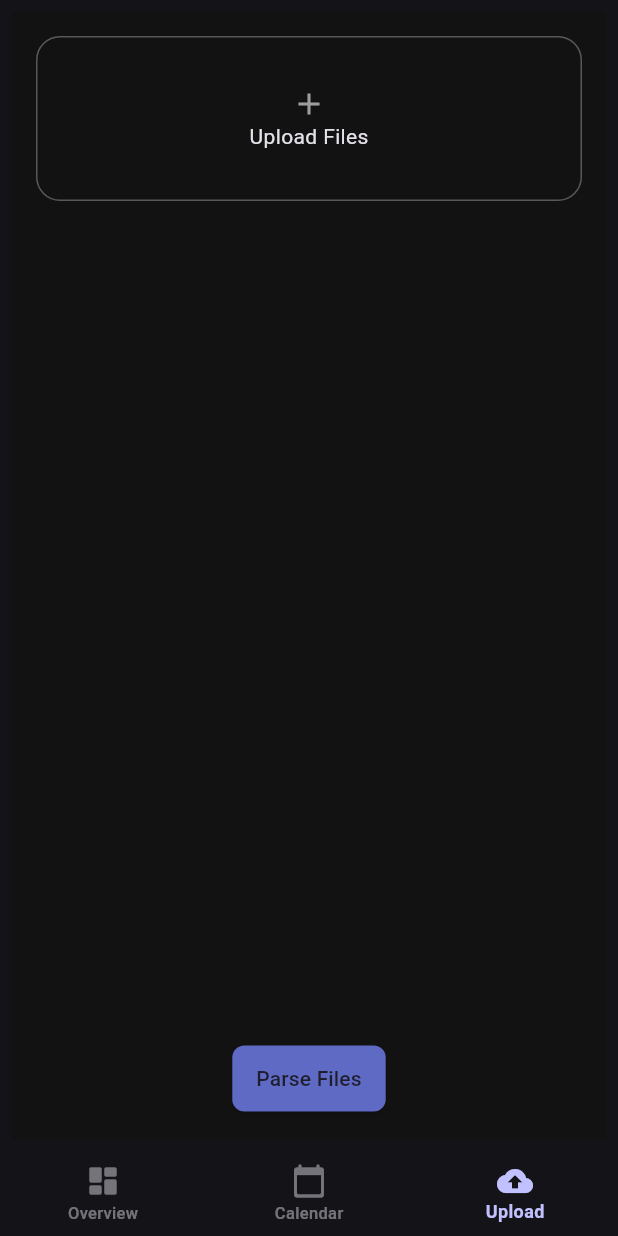
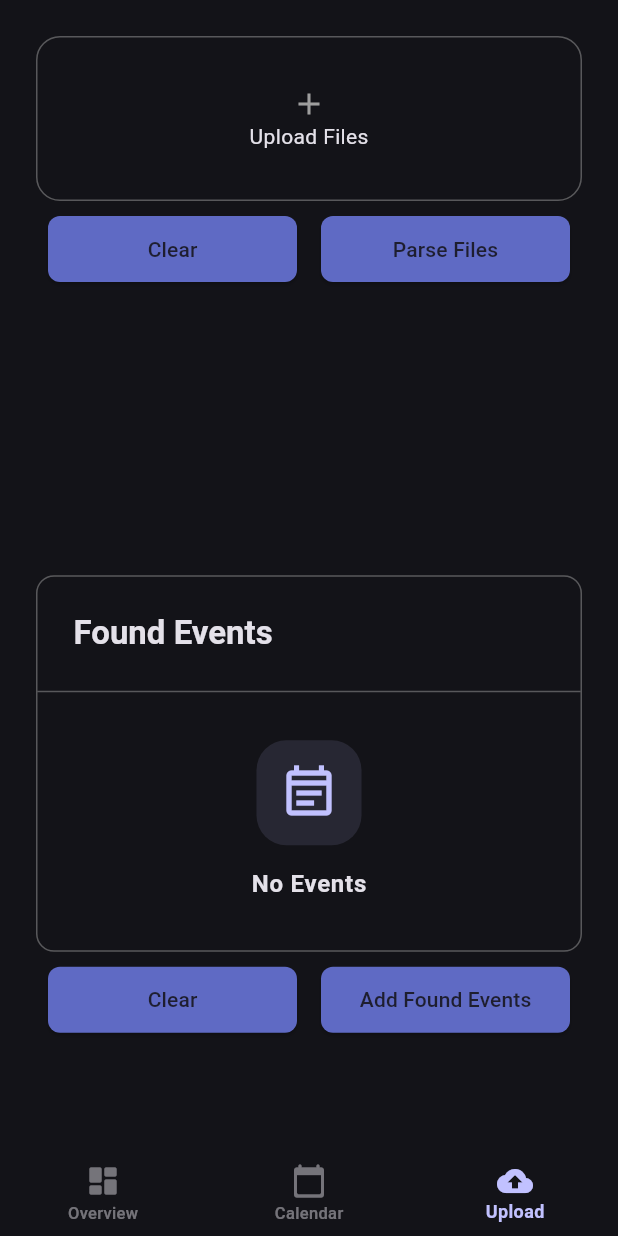
Before and after one commit to Maziliu/Dailies, a Flutter app: the screen it shows after launch, item 3 of the bottom bar chosen, after a tap on "Parse Files", on a phone screen of 412 x 824 dp. Run offline on Flutter 3.47's test engine with Material 3 defaults, Android fonts, the phone set to English and light mode, and no system bars; our stand-ins replace drift, drift_flutter, file_picker, flutter_form_builder, get_it, table_calendar; accounts and stored records are empty; generated files the repository leaves out were written again.

Commit message:
imporved the upload screen and mapped functionality

```diff
--- a/dailies/lib/ui/presentation_layer_setup.dart
+++ b/dailies/lib/ui/presentation_layer_setup.dart
@@ -7,6 +7,7 @@ import 'package:dailies/ui/views/overview/overview_page_view_model.dart';
 import 'package:dailies/ui/views/overview/gacha%20section/gacha_view_model.dart';
 import 'package:dailies/ui/views/shared/events_view_model.dart';
 import 'package:dailies/ui/views/upload/file%20upload%20section/file_upload_view_model.dart';
+import 'package:dailies/ui/views/upload/parsed%20events%20section/parsed_events_view_model.dart';
 import 'package:dailies/ui/views/upload/upload_view_model.dart';
 import 'package:get_it/get_it.dart';
 
@@ -16,6 +17,7 @@ Future<void> setUpPresentationLayer(GetIt injector) async {
   injector.registerLazySingleton<CalendarViewModel>(() => CalendarViewModel());
   injector.registerLazySingleton<GachaViewModel>(() => GachaViewModel(staminaRepositoryService: injector<StaminaRepositoryService>()));
   injector.registerLazySingleton<FileUploadViewModel>(() => FileUploadViewModel());
+  injector.registerLazySingleton<ParsedEventsViewModel>(() => ParsedEventsViewModel(eventRepositoryService: injector<EventRepositoryService>()));
 
   //Page View Models
   injector.registerLazySingleton<DashboardViewModel>(() => DashboardViewModel());
@@ -25,5 +27,7 @@ Future<void> setUpPresentationLayer(GetIt injector) async {
   injector.registerLazySingleton<CalendarPageViewModel>(
     () => CalendarPageViewModel(calendarViewModel: injector<CalendarViewModel>(), eventsViewModel: injector<EventsViewModel>()),
   );
-  injector.registerLazySingleton<UploadViewModel>(() => UploadViewModel(fileUploadViewModel: injector<FileUploadViewModel>()));
+  injector.registerLazySingleton<UploadViewModel>(
+    () => UploadViewModel(fileUploadViewModel: injector<FileUploadViewModel>(), parsedEventsViewModel: injector<ParsedEventsViewModel>()),
+  );
 }
--- a/dailies/lib/ui/views/upload/file upload section/file_upload_section.dart
+++ b/dailies/lib/ui/views/upload/file upload section/file_upload_section.dart
@@ -11,8 +11,6 @@ class FileUploadSection extends StatelessWidget {
   @override
   Widget build(BuildContext context) {
     return Expanded(
-      child: Padding(
-        padding: UIFormating.mediumPadding(),
       child: Column(
         mainAxisSize: MainAxisSize.min,
         children: [
@@ -30,22 +28,19 @@ class FileUploadSection extends StatelessWidget {
               ),
             ),
             onTap: () async {
-                final results = await FilePicker.platform.pickFiles(
-                  allowMultiple: true,
-                  type: FileType.custom,
-                  allowedExtensions: ['ics', 'pdf', 'txt', 'csv'],
-                );
+              final results = await FilePicker.platform.pickFiles(allowMultiple: true, type: FileType.custom, allowedExtensions: ['ics', 'pdf', 'txt', 'csv']);
 
               if (results != null) {
                 _fileUploadViewModel.uploadedFiles.value = results.files;
               }
             },
           ),
-            ValueListenableBuilder(
+          SingleChildScrollView(
+            child: ValueListenableBuilder(
               valueListenable: _fileUploadViewModel.uploadedFiles,
               builder: (context, files, _) {
-                return Expanded(
-                  child: ListView.builder(
+                return ListView.builder(
+                  shrinkWrap: true,
                   itemCount: files.length,
                   itemBuilder: (context, index) {
                     return Card(
@@ -74,14 +69,33 @@ class FileUploadSection extends StatelessWidget {
                       ),
                     );
                   },
-                  ),
                 );
               },
             ),
+          ),
 
-            ElevatedButton(onPressed: () {}, child: const Text('Parse Files')),
+          Row(
+            children: [
+              Expanded(
+                child: Padding(
+                  padding: const EdgeInsets.all(8.0),
+                  child: ElevatedButton(
+                    onPressed: () {
+                      _fileUploadViewModel.uploadedFiles.value = [];
+                    },
+                    child: const Text('Clear'),
+                  ),
+                ),
+              ),
+              Expanded(
+                child: Padding(
+                  padding: const EdgeInsets.all(8.0),
+                  child: ElevatedButton(onPressed: () => _fileUploadViewModel.parseAllUploadedFiles, child: const Text('Parse Files')),
+                ),
+              ),
             ],
           ),
+        ],
       ),
     );
   }
--- a/dailies/lib/ui/views/upload/file upload section/file_upload_view_model.dart
+++ b/dailies/lib/ui/views/upload/file upload section/file_upload_view_model.dart
@@ -7,12 +7,5 @@ import 'package:flutter/material.dart';
 class FileUploadViewModel extends ChangeNotifier with ServiceViewModelMixin {
   ValueNotifier<List<PlatformFile>> uploadedFiles = ValueNotifier<List<PlatformFile>>([]);
 
-  void testSet(List<PlatformFile> files) async {
-    for (var file in files) {
-      if (file.path != null) {
-        final contents = await File(file.path!).readAsString();
-        print(contents);
-      }
-    }
-  }
+  Future<void> parseAllUploadedFiles() async {}
 }
--- /dev/null
+++ b/dailies/lib/ui/views/upload/parsed events section/parsed_events_section.dart
@@ -0,0 +1,64 @@
+import 'package:dailies/common/utils/typedefs.dart';
+import 'package:dailies/ui/components/schedule/schedule_item_widget.dart';
+import 'package:dailies/ui/components/schedule/schedule_list_view_widget.dart';
+import 'package:dailies/ui/components/section.dart';
+import 'package:dailies/ui/components/ui_formating.dart';
+import 'package:dailies/ui/views/upload/parsed%20events%20section/parsed_events_view_model.dart';
+import 'package:flutter/material.dart';
+
+class ParsedEventsSection extends StatelessWidget {
+  final ParsedEventsViewModel _parsedEventsViewModel;
+
+  const ParsedEventsSection({super.key, required ParsedEventsViewModel parsedEventsViewModel}) : _parsedEventsViewModel = parsedEventsViewModel;
+
+  @override
+  Widget build(BuildContext context) {
+    return Expanded(
+      child: Column(
+        children: [
+          Section(
+            children: [
+              const SectionHeader(title: 'Found Events'),
+              SectionContent(
+                child: Column(
+                  children: [
+                    ValueListenableBuilder(
+                      valueListenable: _parsedEventsViewModel.foundEvents,
+                      builder: (context, events, _) {
+                        final List<EventTimeSlotPair> flattenedEvents =
+                            _parsedEventsViewModel.foundEvents.value.map((event) => EventTimeSlotPair(first: event, second: event.timeSlots.first)).toList();
+
+                        return ScheduleListViewWidget(pairs: flattenedEvents, builder: (pair) => ScheduleItemWidget(eventTimeSlotPair: pair));
+                      },
+                    ),
+                  ],
+                ),
+              ),
+            ],
+          ),
+          Row(
+            children: [
+              Expanded(
+                child: Padding(
+                  padding: UIFormating.smallPadding(),
+                  child: ElevatedButton(
+                    onPressed: () {
+                      _parsedEventsViewModel.foundEvents.value = [];
+                    },
+                    child: const Text('Clear'),
+                  ),
+                ),
+              ),
+              Expanded(
+                child: Padding(
+                  padding: const EdgeInsets.all(8.0),
+                  child: ElevatedButton(onPressed: () => _parsedEventsViewModel.saveAllEvents, child: const Text('Add Found Events')),
+                ),
+              ),
+            ],
+          ),
+        ],
+      ),
+    );
+  }
+}
--- /dev/null
+++ b/dailies/lib/ui/views/upload/parsed events section/parsed_events_view_model.dart
@@ -0,0 +1,17 @@
+import 'package:dailies/data/models/event.dart';
+import 'package:dailies/service/repository/event_repository_service.dart';
+import 'package:dailies/ui/mixins/service_view_model_mixin.dart';
+import 'package:flutter/material.dart';
+
+class ParsedEventsViewModel extends ChangeNotifier with ServiceViewModelMixin {
+  final EventRepositoryService _eventRepositoryService;
+  final ValueNotifier<List<Event>> foundEvents = ValueNotifier([]);
+
+  ParsedEventsViewModel({required EventRepositoryService eventRepositoryService}) : _eventRepositoryService = eventRepositoryService;
+
+  Future<void> saveAllEvents() async {
+    for (final Event event in foundEvents.value) {
+      await _eventRepositoryService.saveEvent(event);
+    }
+  }
+}
--- a/dailies/lib/ui/views/upload/upload_view.dart
+++ b/dailies/lib/ui/views/upload/upload_view.dart
@@ -1,5 +1,6 @@
 import 'package:dailies/ui/components/ui_formating.dart';
 import 'package:dailies/ui/views/upload/file%20upload%20section/file_upload_section.dart';
+import 'package:dailies/ui/views/upload/parsed%20events%20section/parsed_events_section.dart';
 import 'package:dailies/ui/views/upload/upload_view_model.dart';
 import 'package:flutter/material.dart';
 import 'package:provider/provider.dart';
@@ -12,8 +13,13 @@ class UploadView extends StatelessWidget {
     UploadViewModel uploadViewModel = context.watch<UploadViewModel>();
 
     return Padding(
-      padding: UIFormating.smallPadding(),
-      child: Scaffold(body: Column(children: [FileUploadSection(fileUploadViewModel: uploadViewModel.fileUploadViewModel)])),
+      padding: UIFormating.largePadding(),
+      child: Column(
+        children: [
+          FileUploadSection(fileUploadViewModel: uploadViewModel.fileUploadViewModel),
+          ParsedEventsSection(parsedEventsViewModel: uploadViewModel.parsedEventsViewModel),
+        ],
+      ),
     );
   }
 }
--- a/dailies/lib/ui/views/upload/upload_view_model.dart
+++ b/dailies/lib/ui/views/upload/upload_view_model.dart
@@ -1,11 +1,16 @@
 import 'package:dailies/ui/mixins/page_view_model_mixin.dart';
 import 'package:dailies/ui/views/upload/file%20upload%20section/file_upload_view_model.dart';
+import 'package:dailies/ui/views/upload/parsed%20events%20section/parsed_events_view_model.dart';
 import 'package:flutter/material.dart';
 
 class UploadViewModel extends ChangeNotifier with PageViewModelMixin {
   final FileUploadViewModel _fileUploadViewModel;
+  final ParsedEventsViewModel _parsedEventsViewModel;
 
-  UploadViewModel({required FileUploadViewModel fileUploadViewModel}) : _fileUploadViewModel = fileUploadViewModel;
+  UploadViewModel({required FileUploadViewModel fileUploadViewModel, required ParsedEventsViewModel parsedEventsViewModel})
+    : _fileUploadViewModel = fileUploadViewModel,
+      _parsedEventsViewModel = parsedEventsViewModel;
 
   FileUploadViewModel get fileUploadViewModel => _fileUploadViewModel;
+  ParsedEventsViewModel get parsedEventsViewModel => _parsedEventsViewModel;
 }
```
Lines whose indentation alone changed are shown as unchanged.
